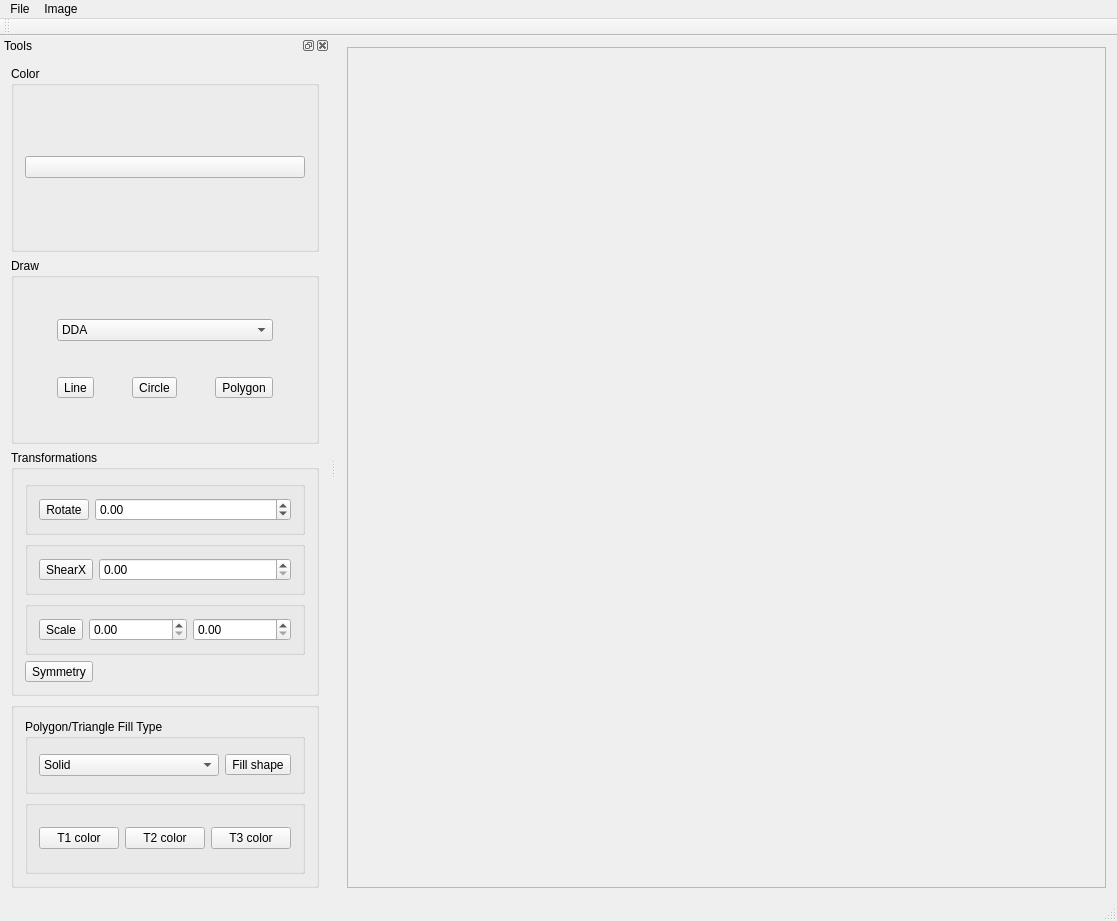
This is ImageViewer.ui in TwelveBacon/PG-PROJECT_STU as Qt 5 draws it before an edit. The edited form follows.
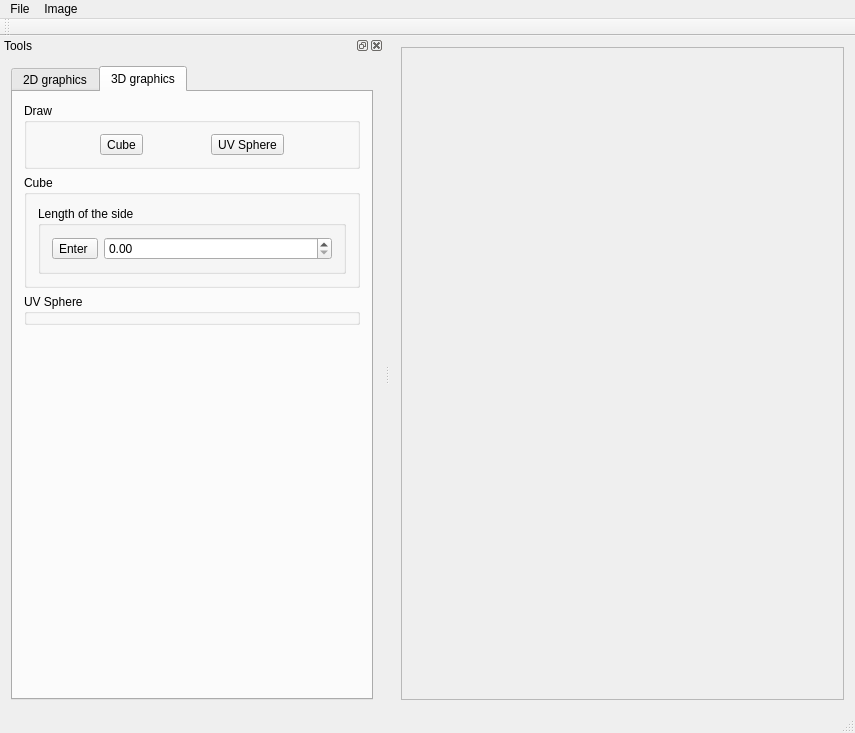
This is the edited form.

Commit message: Added half-edge cube creation

What changed in the file:
```diff
--- a/ImageViewer.ui
+++ b/ImageViewer.ui
@@ -6,8 +6,8 @@
    <rect>
     <x>0</x>
     <y>0</y>
-    <width>1117</width>
-    <height>921</height>
+    <width>855</width>
+    <height>718</height>
    </rect>
   </property>
   <property name="windowTitle">
@@ -25,8 +25,8 @@
         <rect>
          <x>0</x>
          <y>0</y>
-         <width>644</width>
-         <height>841</height>
+         <width>465</width>
+         <height>638</height>
         </rect>
        </property>
       </widget>
@@ -39,7 +39,7 @@
     <rect>
      <x>0</x>
      <y>0</y>
-     <width>1117</width>
+     <width>855</width>
      <height>21</height>
     </rect>
    </property>
@@ -80,6 +80,16 @@
    <widget class="QWidget" name="dockWidgetContents">
     <layout class="QVBoxLayout" name="verticalLayout">
      <item>
+      <widget class="QTabWidget" name="tabWidget">
+       <property name="currentIndex">
+        <number>1</number>
+       </property>
+       <widget class="QWidget" name="tab_3">
+        <attribute name="title">
+         <string>2D graphics</string>
+        </attribute>
+        <layout class="QVBoxLayout" name="verticalLayout_6">
+         <item>
       <widget class="QGroupBox" name="groupBox">
        <property name="title">
         <string>Color</string>
@@ -240,9 +250,6 @@
           </property>
          </widget>
         </item>
-       </layout>
-      </widget>
-     </item>
      <item>
       <widget class="QGroupBox" name="groupBox_4">
        <property name="title">
@@ -321,6 +328,113 @@
         </item>
        </layout>
       </widget>
+            </item>
+           </layout>
+          </widget>
+         </item>
+        </layout>
+       </widget>
+       <widget class="QWidget" name="tab_4">
+        <attribute name="title">
+         <string>3D graphics</string>
+        </attribute>
+        <layout class="QVBoxLayout" name="verticalLayout_7">
+         <item>
+          <widget class="QGroupBox" name="groupBox_10">
+           <property name="title">
+            <string>Draw</string>
+           </property>
+           <layout class="QHBoxLayout" name="horizontalLayout_2">
+            <item>
+             <widget class="QToolButton" name="tbCube">
+              <property name="text">
+               <string>Cube</string>
+              </property>
+              <property name="checkable">
+               <bool>true</bool>
+              </property>
+             </widget>
+            </item>
+            <item>
+             <widget class="QToolButton" name="tbSphere">
+              <property name="text">
+               <string>UV Sphere</string>
+              </property>
+              <property name="checkable">
+               <bool>true</bool>
+              </property>
+             </widget>
+            </item>
+           </layout>
+          </widget>
+         </item>
+         <item>
+          <widget class="QGroupBox" name="groupBox_11">
+           <property name="title">
+            <string>Cube</string>
+           </property>
+           <layout class="QVBoxLayout" name="verticalLayout_8">
+            <item>
+             <widget class="QGroupBox" name="groupBox_13">
+              <property name="title">
+               <string>Length of the side</string>
+              </property>
+              <layout class="QHBoxLayout" name="horizontalLayout_8">
+               <item>
+                <widget class="QToolButton" name="tbSideLen">
+                 <property name="text">
+                  <string>Enter </string>
+                 </property>
+                 <property name="checkable">
+                  <bool>true</bool>
+                 </property>
+                </widget>
+               </item>
+               <item>
+                <widget class="QDoubleSpinBox" name="dsbCubeLen"/>
+               </item>
+              </layout>
+             </widget>
+            </item>
+           </layout>
+          </widget>
+         </item>
+         <item>
+          <widget class="QGroupBox" name="groupBox_12">
+           <property name="title">
+            <string>UV Sphere</string>
+           </property>
+          </widget>
+         </item>
+         <item>
+          <spacer name="verticalSpacer_2">
+           <property name="orientation">
+            <enum>Qt::Orientation::Vertical</enum>
+           </property>
+           <property name="sizeHint" stdset="0">
+            <size>
+             <width>20</width>
+             <height>40</height>
+            </size>
+           </property>
+          </spacer>
+         </item>
+        </layout>
+       </widget>
+      </widget>
+     </item>
+     <item>
+      <spacer name="verticalSpacer">
+       <property name="orientation">
+        <enum>Qt::Orientation::Vertical</enum>
+       </property>
+       <property name="sizeHint" stdset="0">
+        <size>
+         <width>20</width>
+         <height>40</height>
+        </size>
+       </property>
+      </spacer>
      </item>
     </layout>
    </widget>
```
Left out of the diff: 40 changed lines with no effect on the pictures. Lines whose indentation alone changed are shown as unchanged. The commit also changes 5 other files.
